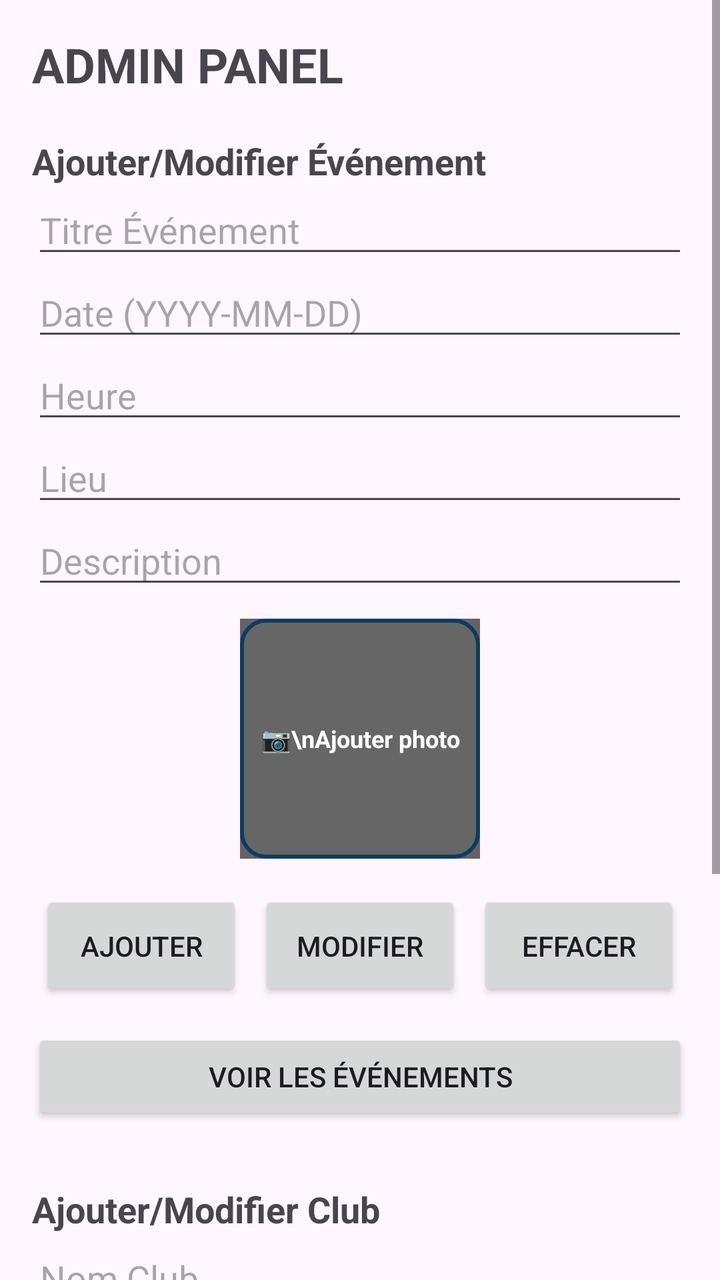
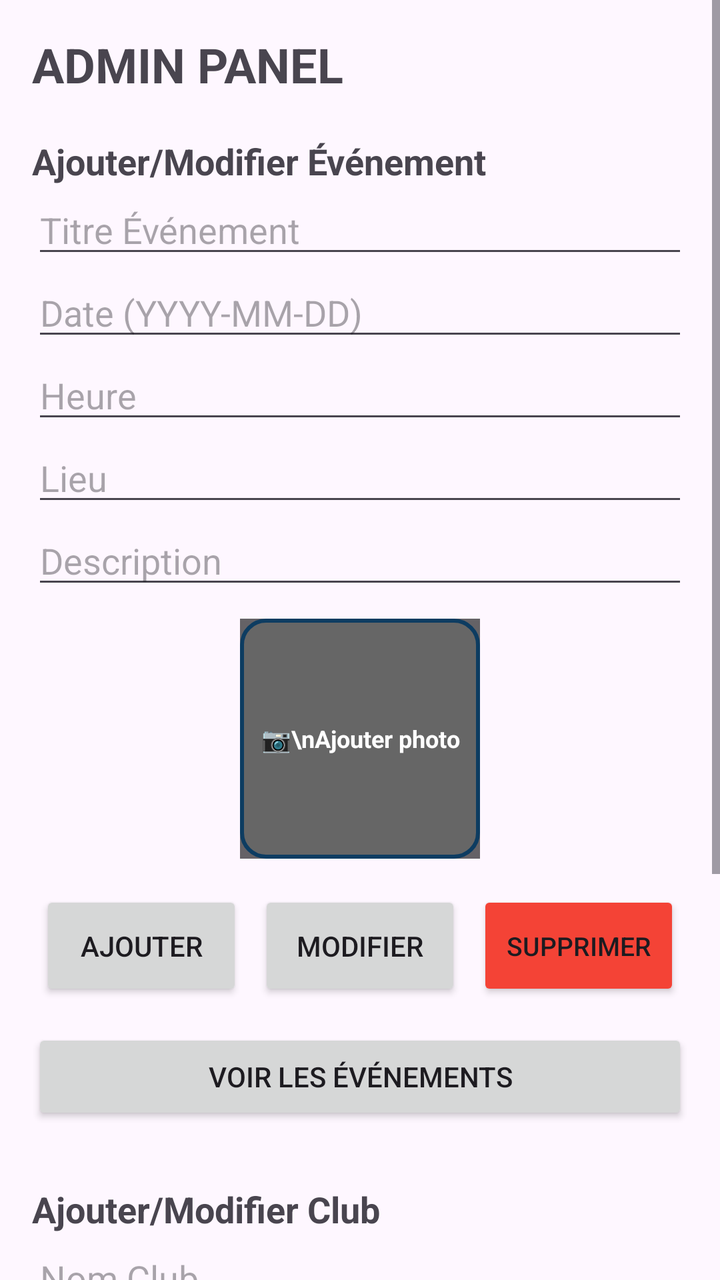

Screens rendered from an Android XML layout before and after an edit, with the pre-edit source and the edit as a unified diff.
<!-- AndroidManifest.xml: application theme Theme.EvenementsEtudiants -->
<!-- res/layout/activity_admin.xml -->
<?xml version="1.0" encoding="utf-8"?>
<ScrollView xmlns:android="http://schemas.android.com/apk/res/android"
    android:layout_width="match_parent"
    android:layout_height="match_parent">

    <LinearLayout
        android:layout_width="match_parent"
        android:layout_height="wrap_content"
        android:orientation="vertical"
        android:padding="16dp">

        
        <TextView
            android:layout_width="wrap_content"
            android:layout_height="wrap_content"
            android:text="ADMIN PANEL"
            android:textSize="24sp"
            android:textStyle="bold"
            android:layout_marginBottom="20dp"/>

        
        <TextView
            android:layout_width="wrap_content"
            android:layout_height="wrap_content"
            android:text="Ajouter/Modifier Événement"
            android:textStyle="bold"
            android:textSize="18sp"/>

        <EditText
            android:id="@+id/etTitle"
            android:layout_width="match_parent"
            android:layout_height="wrap_content"
            android:hint="Titre Événement"/>

        <EditText
            android:id="@+id/etDate"
            android:layout_width="match_parent"
            android:layout_height="wrap_content"
            android:hint="Date (YYYY-MM-DD)"/>

        <EditText
            android:id="@+id/etTime"
            android:layout_width="match_parent"
            android:layout_height="wrap_content"
            android:hint="Heure"/>

        <EditText
            android:id="@+id/etLocation"
            android:layout_width="match_parent"
            android:layout_height="wrap_content"
            android:hint="Lieu"/>

        <EditText
            android:id="@+id/etDescription"
            android:layout_width="match_parent"
            android:layout_height="wrap_content"
            android:hint="Description"/>


        <FrameLayout
            android:layout_width="wrap_content"
            android:layout_height="wrap_content"
            android:layout_gravity="center"
            android:layout_marginTop="10dp">

            <ImageView
                android:id="@+id/imgEvent"
                android:layout_width="120dp"
                android:layout_height="120dp"
                android:src="@mipmap/ic_launcher"
                android:scaleType="centerCrop"
                android:clickable="true"
                android:focusable="true"
                android:background="@drawable/image_border_event"
                android:padding="5dp" />

            <TextView
                android:layout_width="120dp"
                android:layout_height="120dp"
                android:gravity="center"
                android:text="📷\nAjouter photo"
                android:textColor="#FFFFFF"
                android:textSize="12sp"
                android:textStyle="bold"
                android:background="#99000000" />

        </FrameLayout>

        <LinearLayout
            android:layout_width="match_parent"
            android:layout_height="wrap_content"
            android:orientation="horizontal"
            android:gravity="center"
            android:layout_marginTop="12dp">

            <Button
                android:id="@+id/btnAddEvent"
                android:layout_width="0dp"
                android:layout_height="55dp"
                android:layout_weight="1"
                android:text="Ajouter"
                android:textSize="14sp"
                android:padding="8dp"
                android:layout_margin="4dp"/>

            <Button
                android:id="@+id/btnUpdateEvent"
                android:layout_width="0dp"
                android:layout_height="55dp"
                android:layout_weight="1"
                android:text="Modifier"
                android:textSize="14sp"
                android:padding="8dp"
                android:layout_margin="4dp"/>

            <Button
                android:id="@+id/btnClearEvent"
                android:layout_width="0dp"
                android:layout_height="55dp"
                android:layout_weight="1"
                android:text="Effacer"
                android:textSize="14sp"
                android:padding="8dp"
                android:layout_margin="4dp"/>
        </LinearLayout>

        <Button
            android:id="@+id/btnViewEvents"
            android:layout_width="match_parent"
            android:layout_height="wrap_content"
            android:text="Voir les Événements"
            android:layout_marginTop="10dp"/>

        <androidx.recyclerview.widget.RecyclerView
            android:id="@+id/recyclerEvents"
            android:layout_width="match_parent"
            android:layout_height="wrap_content"
            android:nestedScrollingEnabled="false"
            android:visibility="gone"
            android:layout_marginTop="10dp"/>

        
        <TextView
            android:layout_width="match_parent"
            android:layout_height="wrap_content"
            android:text="Ajouter/Modifier Club"
            android:textStyle="bold"
            android:textSize="18sp"
            android:layout_marginTop="30dp"/>

        <EditText
            android:id="@+id/etClubName"
            android:layout_width="match_parent"
            android:layout_height="wrap_content"
            android:hint="Nom Club"/>

        
        <FrameLayout
            android:layout_width="wrap_content"
            android:layout_height="wrap_content"
            android:layout_gravity="center"
            android:layout_marginTop="10dp">

            <ImageView
                android:id="@+id/imgClub"
                android:layout_width="120dp"
                android:layout_height="120dp"
                android:src="@mipmap/ic_launcher"
                android:scaleType="centerCrop"
                android:clickable="true"
                android:focusable="true"
                android:background="@drawable/image_border_club"
                android:padding="5dp" />

            <TextView
                android:layout_width="120dp"
                android:layout_height="120dp"
                android:gravity="center"
                android:text="📷\nAjouter logo"
                android:textColor="#FFFFFF"
                android:textSize="12sp"
                android:textStyle="bold"
                android:background="#99000000" />

        </FrameLayout>

        <LinearLayout
            android:layout_width="match_parent"
            android:layout_height="wrap_content"
            android:orientation="horizontal"
            android:gravity="center"
            android:layout_marginTop="12dp">

            <Button
                android:id="@+id/btnAddClub"
                android:layout_width="0dp"
                android:layout_height="55dp"
                android:layout_weight="1"
                android:text="Ajouter"
                android:textSize="14sp"
                android:padding="8dp"
                android:layout_margin="4dp"/>

            <Button
                android:id="@+id/btnUpdateClub"
                android:layout_width="0dp"
                android:layout_height="55dp"
                android:layout_weight="1"
                android:text="Modifier"
                android:textSize="14sp"
                android:padding="8dp"
                android:layout_margin="4dp"/>

            <Button
                android:id="@+id/btnClearClub"
                android:layout_width="0dp"
                android:layout_height="55dp"
                android:layout_weight="1"
                android:text="Effacer"
                android:textSize="14sp"
                android:padding="8dp"
                android:layout_margin="4dp"/>
        </LinearLayout>

        <Button
            android:id="@+id/btnViewClubs"
            android:layout_width="match_parent"
            android:layout_height="wrap_content"
            android:text="Voir les Clubs"
            android:layout_marginTop="10dp"/>

        <androidx.recyclerview.widget.RecyclerView
            android:id="@+id/recyclerClubs"
            android:layout_width="match_parent"
            android:layout_height="wrap_content"
            android:nestedScrollingEnabled="false"
            android:visibility="gone"
            android:layout_marginTop="10dp"/>

    </LinearLayout>
</ScrollView>
<!-- resources referenced by this layout -->
<resources>
  <!-- drawable image_border_club (drawable) -->
  <?xml version="1.0" encoding="utf-8"?>
  <shape xmlns:android="http://schemas.android.com/apk/res/android"
      android:shape="oval">
      <stroke
          android:width="2dp"
          android:color="#4CAF50" />
      <solid android:color="#FFFFFF" />
      <size
          android:width="120dp"
          android:height="120dp" />
  </shape>
  <!-- drawable image_border_event (drawable) -->
  <?xml version="1.0" encoding="utf-8"?>
  <shape xmlns:android="http://schemas.android.com/apk/res/android"
      android:shape="rectangle">
      <stroke
          android:width="2dp"
          android:color="#2196F3" />
      <solid android:color="#FFFFFF" />
      <corners android:radius="12dp" />
      <size
          android:width="120dp"
          android:height="120dp" />
  </shape>
  <!-- mipmap ic_launcher (mipmap-anydpi-v26) -->
  <?xml version="1.0" encoding="utf-8"?>
  <adaptive-icon xmlns:android="http://schemas.android.com/apk/res/android">
      <background android:drawable="@drawable/ic_launcher_background"/>
      <foreground android:drawable="@drawable/ic_launcher_foreground"/>
      <monochrome android:drawable="@drawable/ic_launcher_foreground"/>
  </adaptive-icon>
  <style name="Theme.EvenementsEtudiants" parent="Base.Theme.EvenementsEtudiants" />
  <!-- drawable ic_launcher_background: vector/xml drawable (drawable, 4866 chars, omitted) -->
  <!-- drawable ic_launcher_foreground (drawable) -->
  <vector xmlns:android="http://schemas.android.com/apk/res/android"
      xmlns:aapt="http://schemas.android.com/aapt"
      android:width="108dp"
      android:height="108dp"
      android:viewportWidth="108"
      android:viewportHeight="108">
      <path
          android:pathData="M31,63.928c0,0 6.4,-11 12.1,-13.1c7.2,-2.6 26,-1.4 26,-1.4l38.1,38.1L107,108.928l-32,-1L31,63.928z">
          <aapt:attr name="android:fillColor">
              <gradient
                  android:startY="49.59793"
                  android:startX="42.9492"
                  android:endY="92.4963"
                  android:endX="85.84757"
                  android:type="linear">
                  <item
                      android:color="#44000000"
                      android:offset="0.0" />
                  <item
                      android:color="#00000000"
                      android:offset="1.0" />
              </gradient>
          </aapt:attr>
      </path>
      <path
          android:pathData="M65.3,45.828l3.8,-6.6c0.2,-0.4 0.1,-0.9 -0.3,-1.1c-0.4,-0.2 -0.9,-0.1 -1.1,0.3l-3.9,6.7c-6.3,-2.8 -13.4,-2.8 -19.7,0l-3.9,-6.7c-0.2,-0.4 -0.7,-0.5 -1.1,-0.3C38.8,38.328 38.7,38.828 38.9,39.228l3.8,6.6C36.2,49.428 31.7,56.028 31,63.928h46C76.3,56.028 71.8,49.428 65.3,45.828zM43.4,57.328c-0.8,0 -1.5,-0.5 -1.8,-1.2c-0.3,-0.7 -0.1,-1.5 0.4,-2.1c0.5,-0.5 1.4,-0.7 2.1,-0.4c0.7,0.3 1.2,1 1.2,1.8C45.3,56.528 44.5,57.328 43.4,57.328L43.4,57.328zM64.6,57.328c-0.8,0 -1.5,-0.5 -1.8,-1.2s-0.1,-1.5 0.4,-2.1c0.5,-0.5 1.4,-0.7 2.1,-0.4c0.7,0.3 1.2,1 1.2,1.8C66.5,56.528 65.6,57.328 64.6,57.328L64.6,57.328z"
          android:fillColor="#FFFFFF"
          android:fillType="nonZero"
          android:strokeWidth="1"
          android:strokeColor="#00000000"/>
  </vector>
  <style name="Base.Theme.EvenementsEtudiants" parent="Theme.Material3.DayNight.NoActionBar">
          
          
      </style>
</resources>

<!-- the commit's change to res/layout/activity_admin.xml (unified diff, before → after) -->
@@ -55,7 +55,6 @@
             android:layout_width="match_parent"
             android:layout_height="wrap_content"
             android:hint="Description"/>
-
 
         <FrameLayout
             android:layout_width="wrap_content"
@@ -114,14 +113,15 @@
                 android:layout_margin="4dp"/>
 
             <Button
-                android:id="@+id/btnClearEvent"
-                android:layout_width="0dp"
-                android:layout_height="55dp"
-                android:layout_weight="1"
-                android:text="Effacer"
-                android:textSize="14sp"
-                android:padding="8dp"
-                android:layout_margin="4dp"/>
+                android:id="@+id/btnDeleteEvent"
+                android:layout_width="0dp"
+                android:layout_height="55dp"
+                android:layout_weight="1"
+                android:text="Supprimer"
+                android:textSize="13sp"
+                android:padding="8dp"
+                android:layout_margin="4dp"
+                android:backgroundTint="#F44336"/>
         </LinearLayout>
 
         <Button
@@ -139,7 +139,7 @@
             android:visibility="gone"
             android:layout_marginTop="10dp"/>
 
-        
+
         <TextView
             android:layout_width="match_parent"
             android:layout_height="wrap_content"
@@ -154,7 +154,6 @@
             android:layout_height="wrap_content"
             android:hint="Nom Club"/>
 
-        
         <FrameLayout
             android:layout_width="wrap_content"
             android:layout_height="wrap_content"
@@ -212,14 +211,15 @@
                 android:layout_margin="4dp"/>
 
             <Button
-                android:id="@+id/btnClearClub"
-                android:layout_width="0dp"
-                android:layout_height="55dp"
-                android:layout_weight="1"
-                android:text="Effacer"
-                android:textSize="14sp"
-                android:padding="8dp"
-                android:layout_margin="4dp"/>
+                android:id="@+id/btnDeleteClub"
+                android:layout_width="0dp"
+                android:layout_height="55dp"
+                android:layout_weight="1"
+                android:text="Supprimer"
+                android:textSize="13sp"
+                android:padding="8dp"
+                android:layout_margin="4dp"
+                android:backgroundTint="#F44336"/>
         </LinearLayout>
 
         <Button
